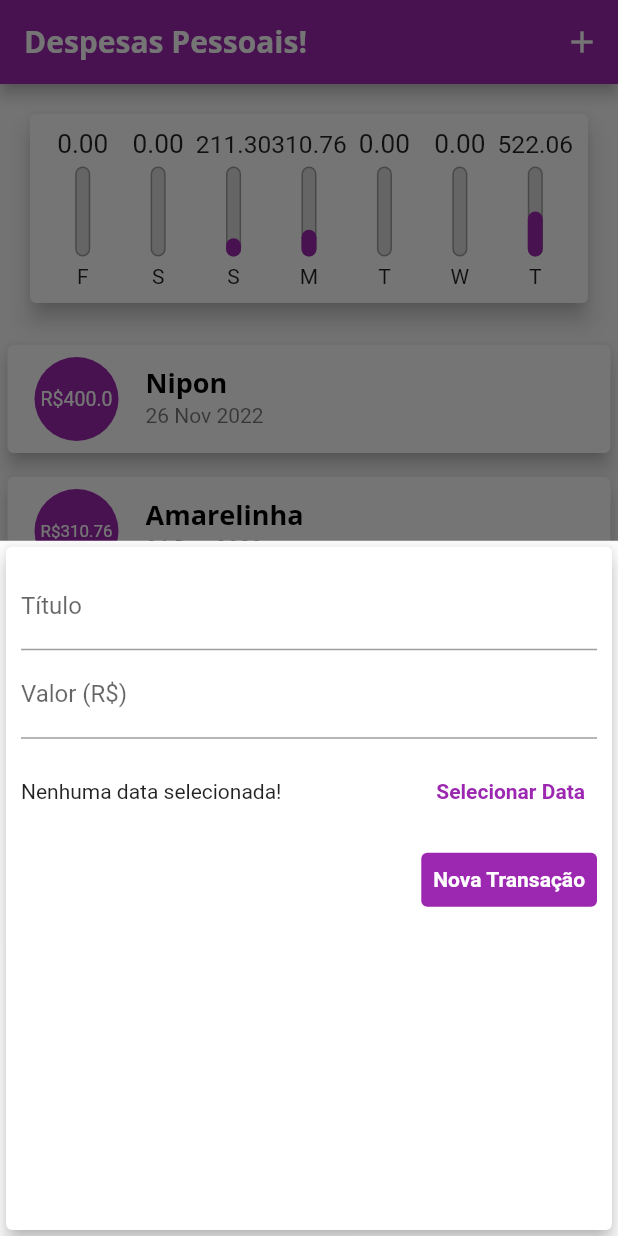
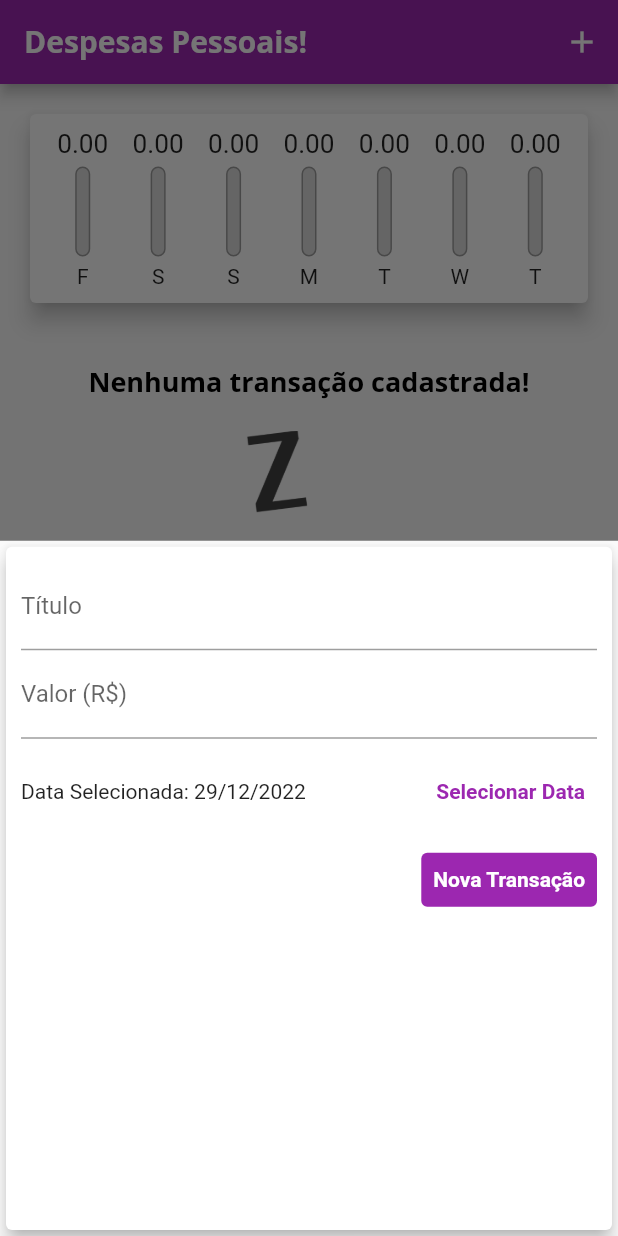
Before and after one commit to enilsonfilho/expenses-app, a Flutter app: the screen it shows after launch, after a tap on the "add" icon, on a phone screen of 412 x 824 dp. Run offline on Flutter 3.47's test engine with Material 2 defaults, Android fonts, the phone set to English and light mode, and no system bars.

Commit message:
feat: default date now

```diff
--- a/lib/components/chart.dart
+++ b/lib/components/chart.dart
@@ -58,7 +58,7 @@
               child: ChartBar(
                 label: tr['day'] as String,
                 value: tr['value'] as double,
-                percentage: (tr['value'] as double) / _weekTotalValue,
+                percentage: _weekTotalValue == 0 ? 0 : (tr['value'] as double) / _weekTotalValue,
               ),
             );
           }).toList(),
--- a/lib/components/transaction_form.dart
+++ b/lib/components/transaction_form.dart
@@ -3,7 +3,7 @@
 
 class TransactionForm extends StatefulWidget {
 
-  final void Function(String, double) onSubmit;
+  final void Function(String, double, DateTime) onSubmit;
 
   TransactionForm(this.onSubmit);
 
@@ -14,17 +14,17 @@
 class _TransactionFormState extends State<TransactionForm> {
   final _titleController = TextEditingController();
   final _valueController = TextEditingController();
-  DateTime? _selectedDate;
+  late DateTime _selectedDate = DateTime.now();
 
   _submitForm() {
     final title = _titleController.text;
     final value = double.tryParse(_valueController.text) ?? 0.0;
 
-    if (title.isEmpty || value <= 0) {
+    if (title.isEmpty || value <= 0 || _selectedDate == null) {
       return;
     }
 
-    widget.onSubmit(title, value);
+    widget.onSubmit(title, value, _selectedDate!);
   }
 
   _showDatePicker() {
--- a/lib/main.dart
+++ b/lib/main.dart
@@ -52,11 +52,7 @@
 class _MyHomePageState extends State<MyHomePage> {
 
   final List<Transaction> _transactions = [
-    Transaction(id: 't0', title: 'Nipon', value: 400.00, date: DateTime.now().subtract(Duration(days: 33))),
-    Transaction(id: 't1', title: 'Amarelinha', value: 310.76, date: DateTime.now().subtract(Duration(days: 3))),
-    Transaction(id: 't2', title: 'Conta de Luz', value: 211.30, date: DateTime.now().subtract(Duration(days: 4))),
-    Transaction(id: 't3', title: 'Cartão de Crédito', value: 310.76, date: DateTime.now()),
-    Transaction(id: 't4', title: 'Português Lanches', value: 211.30, date: DateTime.now()),
+
   ];
 
   List<Transaction> get _recentTransactions {
@@ -67,12 +63,12 @@
     }).toList();
   }
 
-  _addTransaction(String title, double value) {
+  _addTransaction(String title, double value, DateTime date) {
     final newTransaction = Transaction (
       id: Random().nextDouble().toString(),
       title: title,
       value: value,
-      date: DateTime.now(),
+      date: date,
     );
 
     setState(() {
```
